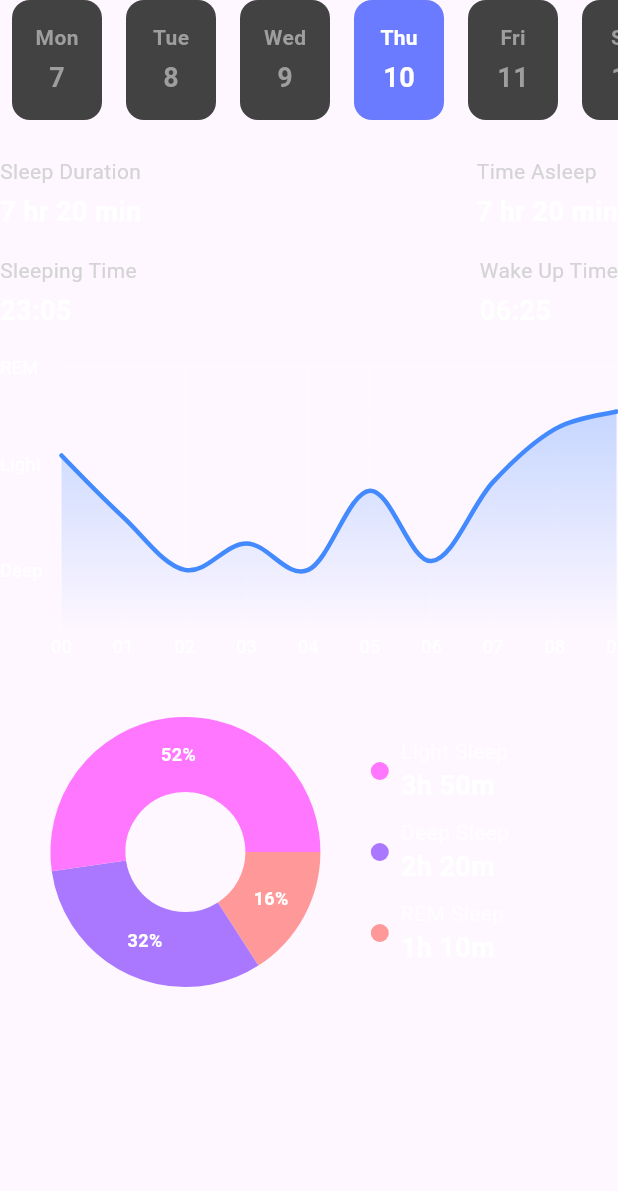
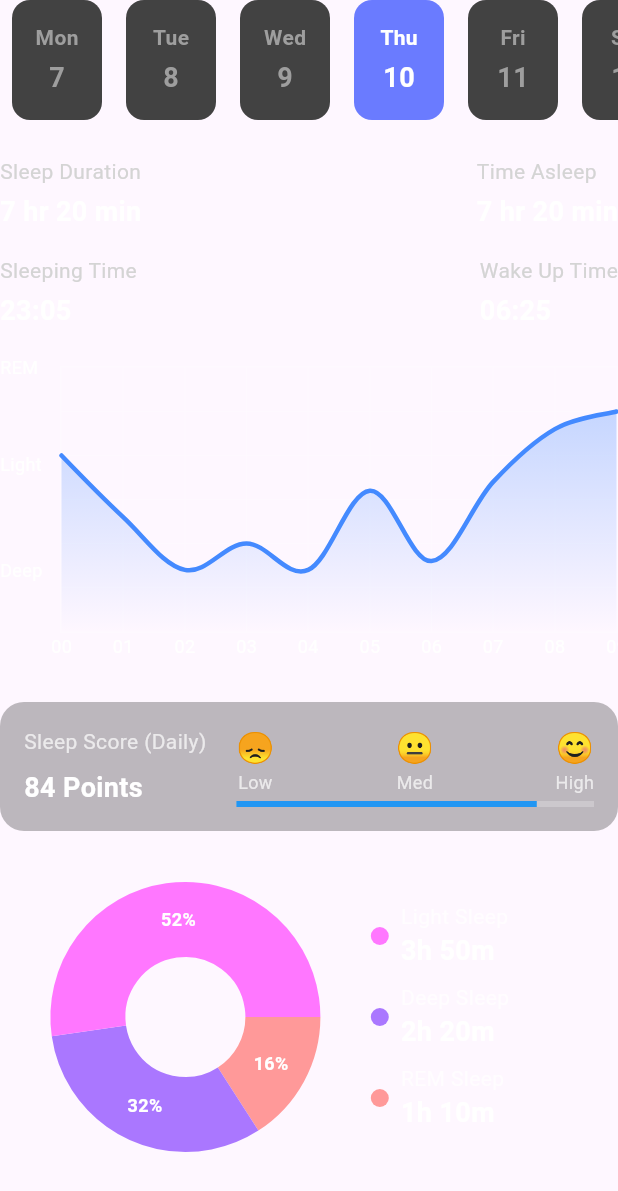
Before and after one commit to punipyuni/SleepPal, a Flutter app: the DayStatisticsView widget shown alone on an empty page, opened directly, on a phone screen of 412 x 824 dp. Shown: the top 1191 px of the screen. Run offline on Flutter 3.47's test engine with Material 3 defaults, Android fonts, the phone set to English and light mode, and no system bars; drawn by our look-alikes of fl_chart; our stand-ins replace dash_chat_2, velocity_x; missing offline and left inert: health; network calls fail.

Commit message:
update daily sleep score

```diff
--- /dev/null
+++ b/lib/widgets/Stats/daily_sleep_score.dart
@@ -0,0 +1,92 @@
+import 'package:flutter/material.dart';
+import 'package:provider/provider.dart';
+import 'package:sleeppal_update/widgets/Stats/sleep_stat_provider.dart';
+
+class DailySleepScoreWidget extends StatelessWidget {
+  @override
+  Widget build(BuildContext context) {
+    final sleepStats = Provider.of<SleepStatisticsProvider>(context);
+    final selectedDayData = sleepStats.selectedDayData;
+
+    final deepSleepDuration = selectedDayData['deep'] as Duration;
+    final totalSleepDuration = selectedDayData['duration'] as Duration;
+
+    final score = _calculateDailySleepScore(deepSleepDuration, totalSleepDuration);
+
+    return Container(
+      padding: EdgeInsets.all(16),
+      decoration: BoxDecoration(
+        color: Colors.black26,
+        borderRadius: BorderRadius.circular(16),
+      ),
+      child: Row(
+        mainAxisAlignment: MainAxisAlignment.start, // Align items to start
+        children: [
+          // Score section on the left
+          Column(
+            crossAxisAlignment: CrossAxisAlignment.start,
+            children: [
+              Text('Sleep Score (Daily)', style: TextStyle(color: Colors.white70)),
+              SizedBox(height: 8),
+              Text('$score Points',
+                  style: TextStyle(
+                      fontSize: 18,
+                      fontWeight: FontWeight.bold,
+                      color: Colors.white)),
+            ],
+          ),
+          SizedBox(width: 20), // Add space between score and progress section
+          // Progress section on the right
+          Expanded(
+            child: Column(
+              crossAxisAlignment: CrossAxisAlignment.start, // Align emojis and progress bar to start
+              children: [
+                Row(
+                  mainAxisAlignment: MainAxisAlignment.spaceBetween,
+                  children: [
+                    _buildEmojiIndicator('😞', 'Low'),
+                    _buildEmojiIndicator('😐', 'Med'),
+                    _buildEmojiIndicator('😊', 'High'),
+                  ],
+                ),
+                SizedBox(height: 4), // Space between emojis and progress bar
+                LinearProgressIndicator(
+                  value: score / 100,
+                  backgroundColor: Colors.white24,
+                  valueColor: AlwaysStoppedAnimation<Color>(Colors.blue),
+                ),
+              ],
+            ),
+          ),
+        ],
+      ),
+    );
+  }
+
+  Widget _buildEmojiIndicator(String emoji, String label) {
+    return Column(
+      children: [
+        Text(emoji, style: TextStyle(fontSize: 20)),
+        Text(label, style: TextStyle(color: Colors.white70, fontSize: 12)),
+      ],
+    );
+  }
+
+  int _calculateDailySleepScore(Duration deepSleep, Duration totalSleep) {
+    // Calculate the percentage of deep sleep
+    double deepSleepPercentage = deepSleep.inMinutes / totalSleep.inMinutes * 100;
+
+    // Base score on deep sleep percentage
+    int score = (deepSleepPercentage * 2).round(); // 2 points per percentage
+
+    // Adjust score based on total sleep duration
+    if (totalSleep.inHours >= 7 && totalSleep.inHours <= 9) {
+      score += 20; // Bonus for ideal sleep duration
+    } else if (totalSleep.inHours < 6 || totalSleep.inHours > 10) {
+      score -= 10; // Penalty for too little or too much sleep
+    }
+
+    // Ensure score is within 0-100 range
+    return score.clamp(0, 100);
+  }
+}
--- a/lib/widgets/Stats/day_stat_view.dart
+++ b/lib/widgets/Stats/day_stat_view.dart
@@ -1,5 +1,6 @@
 import 'package:flutter/material.dart';
 import 'package:fl_chart/fl_chart.dart';
+import 'package:sleeppal_update/widgets/Stats/daily_sleep_score.dart';
 import 'day_selector.dart';
 import 'sleep_phase_chart.dart';
 import 'sleep_pie_chart.dart';
@@ -35,6 +36,8 @@ class DayStatisticsView extends StatelessWidget {
             SizedBox(height: 24),
             SleepPhaseChart(),
             SizedBox(height: 24),
+            DailySleepScoreWidget(),
+            SizedBox(height: 24),
             SleepTypesPieChart()
           ],
         );
```
